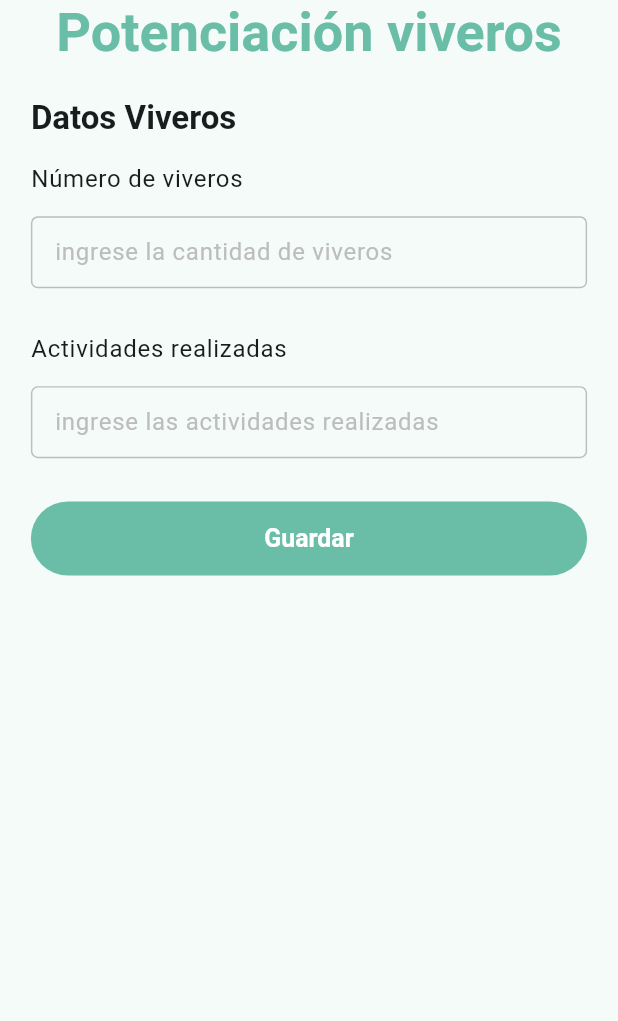
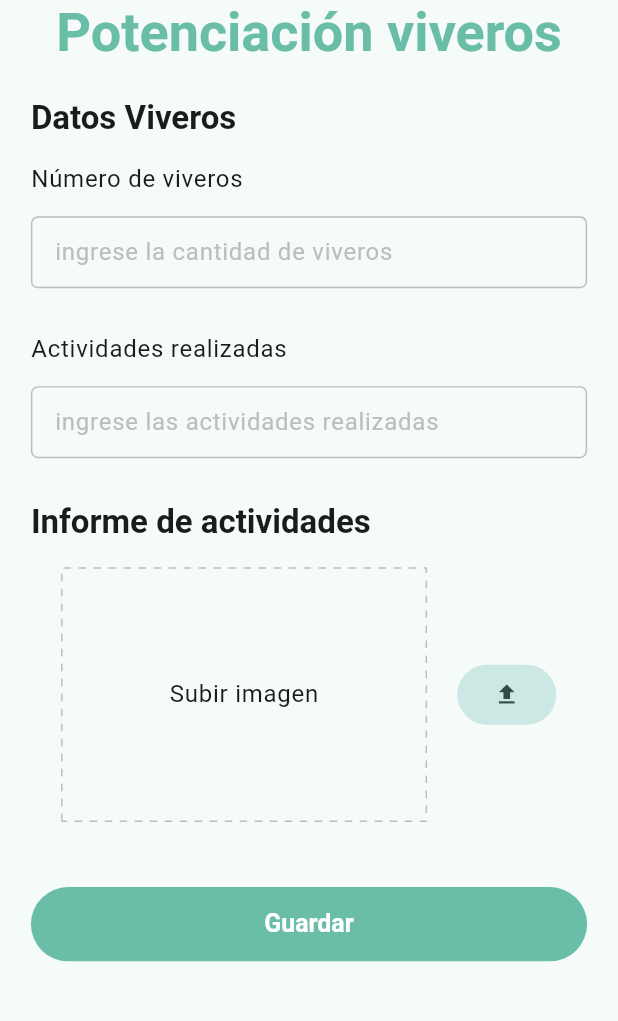
Before and after one commit to fxgonzalez5/ecomap, a Flutter app: the FormRestauracionForestalPotenciacionScreen screen opened by its route, on a phone screen of 412 x 824 dp, the part 119-1140 px from its top. Run offline on Flutter 3.47's test engine with Material 3 defaults, Android fonts, the phone set to English and light mode, and no system bars; drawn by our look-alikes of dotted_border; our stand-ins replace cloud_firestore, firebase_auth, firebase_core, firebase_storage, geolocator, get_it and 5 more; accounts and stored records are empty.

Commit message:
Subir imagen en google storage

```diff
--- a/lib/presentation/screens/forms/restauracion_forestal/potenciacion_screen.dart
+++ b/lib/presentation/screens/forms/restauracion_forestal/potenciacion_screen.dart
@@ -1,9 +1,13 @@
+import 'dart:io';
+import 'package:dotted_border/dotted_border.dart';
 import 'package:ecomap/config/theme/responsive.dart';
 import 'package:ecomap/presentation/providers/providers.dart';
 import 'package:ecomap/presentation/screens/screens.dart';
 import 'package:ecomap/presentation/widgets/widgets.dart';
+import 'package:firebase_storage/firebase_storage.dart';
 import 'package:flutter/material.dart';
 import 'package:go_router/go_router.dart';
+import 'package:image_picker/image_picker.dart';
 import 'package:provider/provider.dart';
 
 class FormRestauracionForestalPotenciacionScreen extends StatefulWidget {
@@ -59,8 +63,9 @@ class _PotenciacionScreenState extends State<FormRestauracionForestalPotenciacio
                           keyboardType: TextInputType.text,
                           controller: restauracionProvider.actividadesController,
                         ),
-                        // Text('Informe de actividades', style: texts.titleLarge),
-                        // SizedBox(height: 15,),
+                        Text('Informe de actividades', style: texts.titleLarge),
+                        _ImageUpload(),
+                        SizedBox(height: 15,),
                         FilledButton(
                           onPressed: restauracionProvider.isLoading ? null :  ()=> restauracionProvider.submitForm(context),
                           child:  restauracionProvider.isLoading ?
@@ -79,3 +84,64 @@ class _PotenciacionScreenState extends State<FormRestauracionForestalPotenciacio
     );
   }
 }
+
+class _ImageUpload extends StatelessWidget {
+  const _ImageUpload();
+
+  @override
+  Widget build(BuildContext context) {
+    final responsive = Responsive(context);
+    final texts = Theme.of(context).textTheme;
+    final provider = context.watch<RestauracionForestalProvider>();
+
+    return Padding(
+      padding: EdgeInsets.fromLTRB(responsive.wp(5), responsive.hp(2), responsive.wp(5), responsive.hp(3.5)),
+      child: Row(
+        children: [
+          Expanded(
+            child: DottedBorder(
+              color: Colors.grey.shade400,
+              borderType: BorderType.RRect,
+              dashPattern: const [5],
+              child: SizedBox(
+                height: responsive.hp(20),
+                child: Center(
+                  child: provider.informeImagenURL == null ?
+                    Text('Subir imagen', style: texts.bodyLarge) :
+                    Image.network(provider.informeImagenURL!)
+                ),
+              ),
+            ),
+          ),
+          SizedBox(width: responsive.wp(5)),
+          FilledButton.tonal(
+            style: const ButtonStyle(
+              fixedSize: MaterialStatePropertyAll(Size.infinite),
+              textStyle: MaterialStatePropertyAll(TextStyle(fontWeight: FontWeight.bold))
+            ),
+            onPressed: ()=> uploadImage(context),
+            child: const Icon(Icons.upload)
+          ),
+        ],
+      ),
+    );
+  }
+
+  Future<void> uploadImage(BuildContext context) async {
+    final provider = context.read<RestauracionForestalProvider>();
+    // Seleccionar imagen desde la galería
+    final pickedFile = await ImagePicker().pickImage(source: ImageSource.gallery);
+
+    if (pickedFile == null) return;
+
+    // Obtener referencia al bucket de Firebase Storage
+    final firebaseStorageRef = FirebaseStorage.instance.ref().child('images/${DateTime.now()}.png');
+
+    // Subir la imagen al bucket
+    await firebaseStorageRef.putFile(File(pickedFile.path));
+
+    // Obtener la URL de descarga
+    provider.informeImagenURL = await firebaseStorageRef.getDownloadURL();
+
+  }
+}
--- a/pubspec.yaml
+++ b/pubspec.yaml
@@ -33,12 +33,14 @@ dependencies:
   dotted_border: ^2.1.0
   firebase_auth: ^4.15.3
   firebase_core: ^2.24.2
+  firebase_storage: ^11.6.0
   flutter:
     sdk: flutter
   geolocator: ^10.1.0
   get_it: ^7.6.6
   go_router: ^13.0.0
   google_fonts: ^6.1.0
+  image_picker: ^1.0.7
   intl: ^0.19.0
   open_file: ^3.3.2
   path_provider: ^2.1.2
```
Also changed, not shown: lib/presentation/providers/restauracion_forestal.dart (+9 -2 lines), lib/presentation/providers/socio_bosque.dart (+7 -1 lines), lib/presentation/screens/forms/form9_screen.dart (+28 -3 lines), pubspec.lock, 5 other files.
